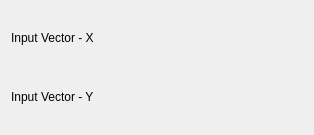
Before: the Qt Designer form src/plugins/fits/lorentzian_unweighted/fitlorentzian_unweightedconfig.ui in Kst-plot/kst, drawn with Qt 5.
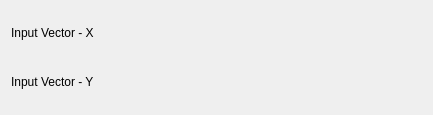
After: the same form once the commit is applied. Custom widgets are drawn as their Qt base class.

What changed in the file:
```diff
--- a/src/plugins/fits/lorentzian_unweighted/fitlorentzian_unweightedconfig.ui
+++ b/src/plugins/fits/lorentzian_unweighted/fitlorentzian_unweightedconfig.ui
@@ -5,10 +5,16 @@
    <rect>
     <x>0</x>
     <y>0</y>
-    <width>314</width>
-    <height>135</height>
+    <width>433</width>
+    <height>115</height>
    </rect>
   </property>
+  <property name="minimumSize" >
+   <size>
+    <width>400</width>
+    <height>0</height>
+   </size>
+  </property>
   <layout class="QVBoxLayout" name="verticalLayout" >
    <item>
     <layout class="QHBoxLayout" name="horizontalLayout_2" >
```
